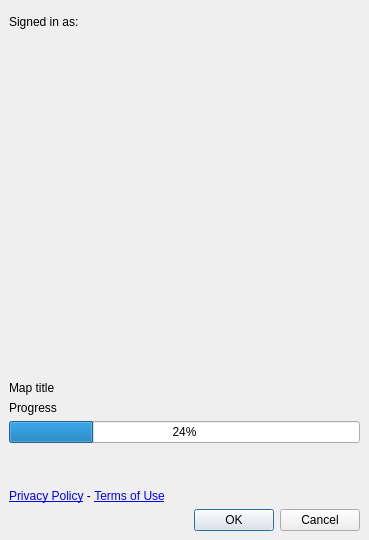
The window that felt/ui/create_map.ui (felt/qgis-plugin) describes before a commit, drawn with Qt 5.
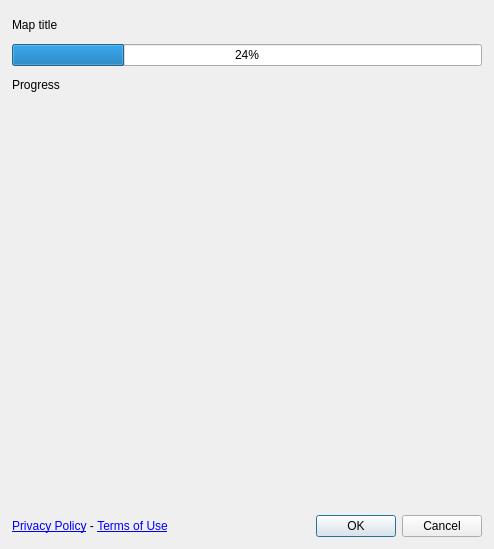
The same window after the commit. The open tabs and pages were chosen to show the change.

Commit message:
Rework upload dialog to match mockups
Refs #16

The edit to the form file:
```diff
--- a/felt/ui/create_map.ui
+++ b/felt/ui/create_map.ui
@@ -6,14 +6,14 @@
    <rect>
     <x>0</x>
     <y>0</y>
-    <width>369</width>
-    <height>540</height>
+    <width>494</width>
+    <height>549</height>
    </rect>
   </property>
   <property name="windowTitle">
    <string>Form</string>
   </property>
-  <layout class="QVBoxLayout" name="verticalLayout_2">
+  <layout class="QVBoxLayout" name="verticalLayout_3">
    <property name="leftMargin">
     <number>0</number>
    </property>
@@ -37,26 +37,33 @@
     </widget>
    </item>
    <item>
+    <layout class="QVBoxLayout" name="verticalLayout_2">
+     <property name="leftMargin">
+      <number>12</number>
+     </property>
+     <property name="topMargin">
+      <number>12</number>
+     </property>
+     <property name="rightMargin">
+      <number>12</number>
+     </property>
+     <property name="bottomMargin">
+      <number>12</number>
+     </property>
+     <item>
     <layout class="QVBoxLayout" name="verticalLayout">
      <property name="leftMargin">
-      <number>9</number>
+        <number>0</number>
      </property>
      <property name="topMargin">
-      <number>9</number>
+        <number>0</number>
      </property>
      <property name="rightMargin">
-      <number>9</number>
+        <number>0</number>
      </property>
      <property name="bottomMargin">
-      <number>9</number>
-     </property>
-     <item>
-      <widget class="QLabel" name="label_user">
-       <property name="text">
-        <string>Signed in as: </string>
-       </property>
-      </widget>
-     </item>
+        <number>0</number>
+       </property>
      <item>
       <widget class="QStackedWidget" name="stacked_widget">
        <property name="currentIndex">
@@ -77,6 +84,26 @@
           <number>0</number>
          </property>
          <item row="2" column="0">
+            <widget class="QLabel" name="label_user">
+             <property name="text">
+              <string>Logged in as: </string>
+             </property>
+            </widget>
+           </item>
+           <item row="3" column="0">
+            <spacer name="verticalSpacer">
+             <property name="orientation">
+              <enum>Qt::Vertical</enum>
+             </property>
+             <property name="sizeHint" stdset="0">
+              <size>
+               <width>20</width>
+               <height>40</height>
+              </size>
+             </property>
+            </spacer>
+           </item>
+           <item row="1" column="0">
           <widget class="QLineEdit" name="map_title_edit"/>
          </item>
          <item row="1" column="0">
@@ -115,7 +142,7 @@
         </layout>
        </widget>
        <widget class="QWidget" name="page_2">
-        <layout class="QGridLayout" name="gridLayout_2" rowstretch="1,0,0,0,0">
+          <layout class="QGridLayout" name="gridLayout_2">
          <property name="leftMargin">
           <number>0</number>
          </property>
@@ -128,46 +155,26 @@
          <property name="bottomMargin">
           <number>0</number>
          </property>
-         <item row="3" column="0">
+           <property name="verticalSpacing">
+            <number>12</number>
+           </property>
+           <item row="0" column="0">
+            <widget class="QLabel" name="map_title_label">
+             <property name="text">
+              <string>Map title</string>
+             </property>
+             <property name="wordWrap">
+              <bool>true</bool>
+             </property>
+            </widget>
+           </item>
+           <item row="2" column="0">
           <widget class="QProgressBar" name="progress_bar">
            <property name="value">
             <number>24</number>
            </property>
           </widget>
          </item>
-         <item row="0" column="0">
-          <spacer name="verticalSpacer_4">
-           <property name="orientation">
-            <enum>Qt::Vertical</enum>
-           </property>
-           <property name="sizeHint" stdset="0">
-            <size>
-             <width>20</width>
-             <height>40</height>
-            </size>
-           </property>
-          </spacer>
-         </item>
-         <item row="1" column="0">
-          <widget class="QLabel" name="map_title_label">
-           <property name="text">
-            <string>Map title</string>
-           </property>
-           <property name="wordWrap">
-            <bool>true</bool>
-           </property>
-          </widget>
-         </item>
-         <item row="2" column="0">
-          <widget class="QLabel" name="progress_label">
-           <property name="text">
-            <string>Progress</string>
-           </property>
-           <property name="wordWrap">
-            <bool>true</bool>
-           </property>
-          </widget>
-         </item>
          <item row="4" column="0">
           <spacer name="verticalSpacer_3">
            <property name="orientation">
@@ -181,10 +188,24 @@
            </property>
           </spacer>
          </item>
+           <item row="3" column="0">
+            <widget class="QLabel" name="progress_label">
+             <property name="text">
+              <string>Progress</string>
+             </property>
+             <property name="wordWrap">
+              <bool>true</bool>
+             </property>
+            </widget>
+           </item>
         </layout>
        </widget>
       </widget>
      </item>
+      </layout>
+     </item>
+     <item>
+      <layout class="QHBoxLayout" name="horizontalLayout" stretch="1,0">
      <item>
       <widget class="QLabel" name="footer_label">
        <property name="text">
@@ -204,6 +225,8 @@
         <set>QDialogButtonBox::Cancel|QDialogButtonBox::Ok</set>
        </property>
       </widget>
+       </item>
+      </layout>
      </item>
     </layout>
    </item>
```
Left out of the diff: 37 changed lines with no effect on the pictures. Lines whose indentation alone changed are shown as unchanged. The commit also changes 1 other file.
